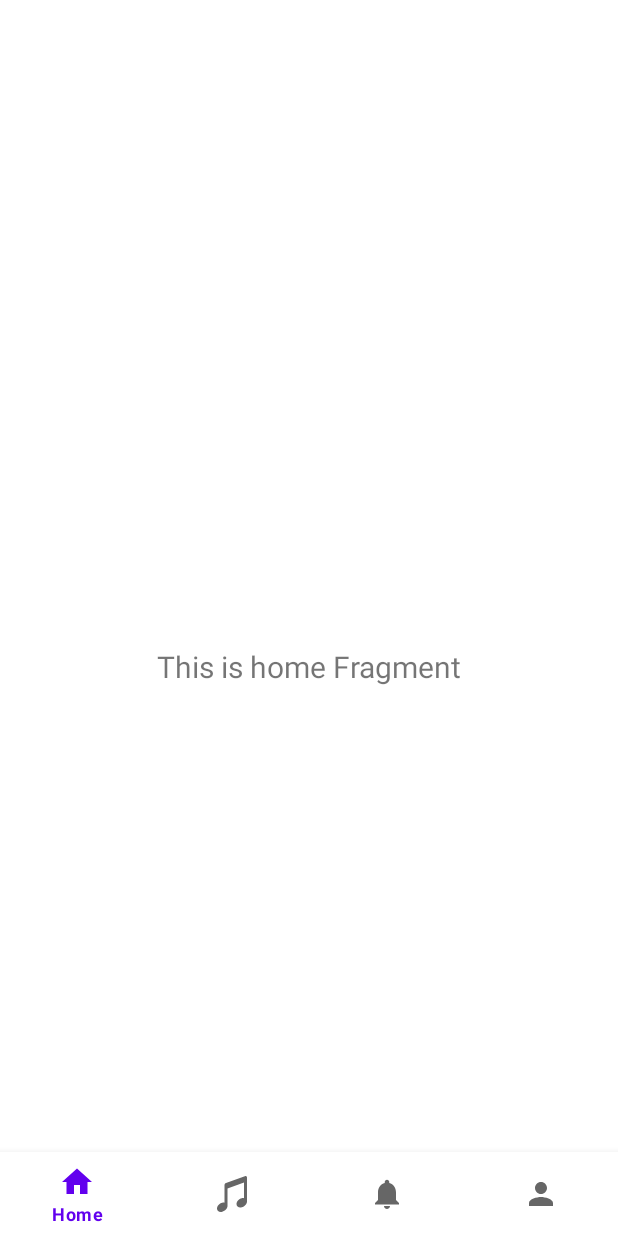
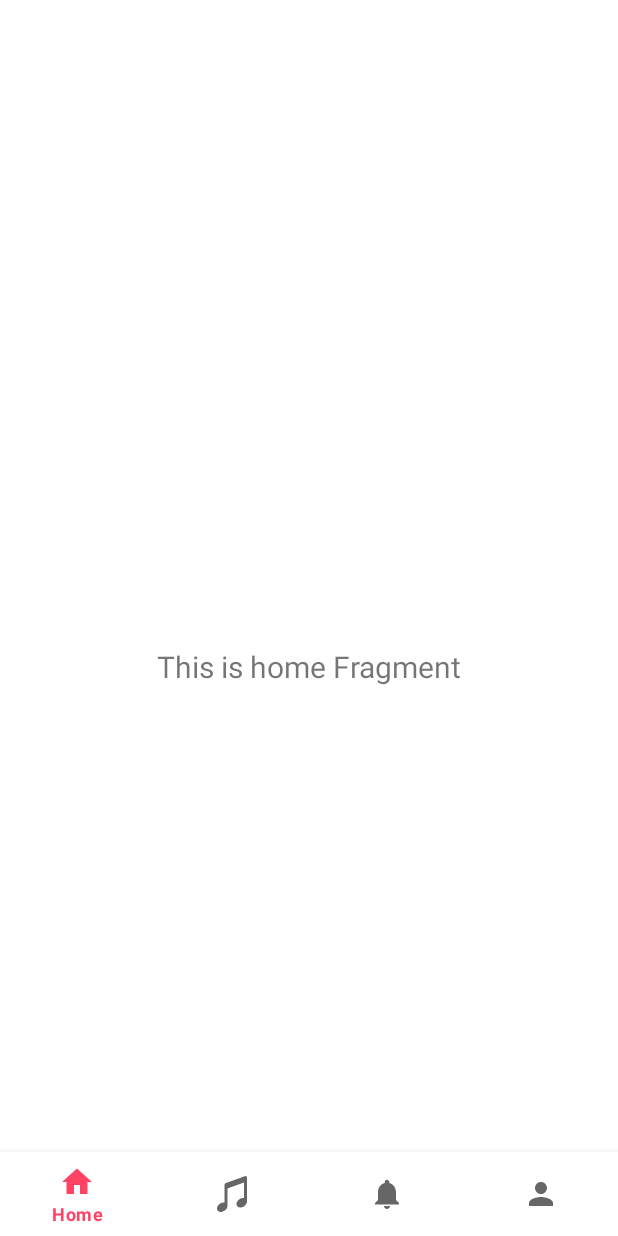
Before and after one commit to Soul-Sync/soul-sync-android, an Android app: the MainActivity screen opened directly, with no data from a screen before it, on a phone screen of 412 x 824 dp. Run offline under Robolectric (Android 15) with nearby library versions, the phone set to English and light mode, and no system bars; our stand-ins replace navigation-ui.

Commit message:
mengganti warna nav button

```diff
--- a/app/src/main/res/values-night/themes.xml
+++ b/app/src/main/res/values-night/themes.xml
@@ -2,7 +2,7 @@
     <!-- Base application theme. -->
     <style name="Theme.SoulSync" parent="Theme.MaterialComponents.DayNight.NoActionBar">
         <!-- Primary brand color. -->
-        <item name="colorPrimary">@color/purple_200</item>
+        <item name="colorPrimary">@color/pink</item>
         <item name="colorPrimaryVariant">@color/purple_700</item>
         <item name="colorOnPrimary">@color/black</item>
         <!-- Secondary brand color. -->
--- a/app/src/main/res/values/colors.xml
+++ b/app/src/main/res/values/colors.xml
@@ -8,4 +8,5 @@
     <color name="black">#FF000000</color>
     <color name="white">#FFFFFFFF</color>
     <color name="pink">#FF4364</color>
+    <color name="pinkmuda">#FC96A8</color>
 </resources>
--- a/app/src/main/res/values/themes.xml
+++ b/app/src/main/res/values/themes.xml
@@ -4,7 +4,7 @@
         <!-- Primary brand color. -->
         <item name="android:windowIsTranslucent">true</item>
 
-        <item name="colorPrimary">@color/purple_500</item>
+        <item name="colorPrimary">@color/pink</item>
         <item name="colorPrimaryVariant">@color/purple_700</item>
         <item name="colorOnPrimary">@color/white</item>
         <!-- Secondary brand color. -->
```
